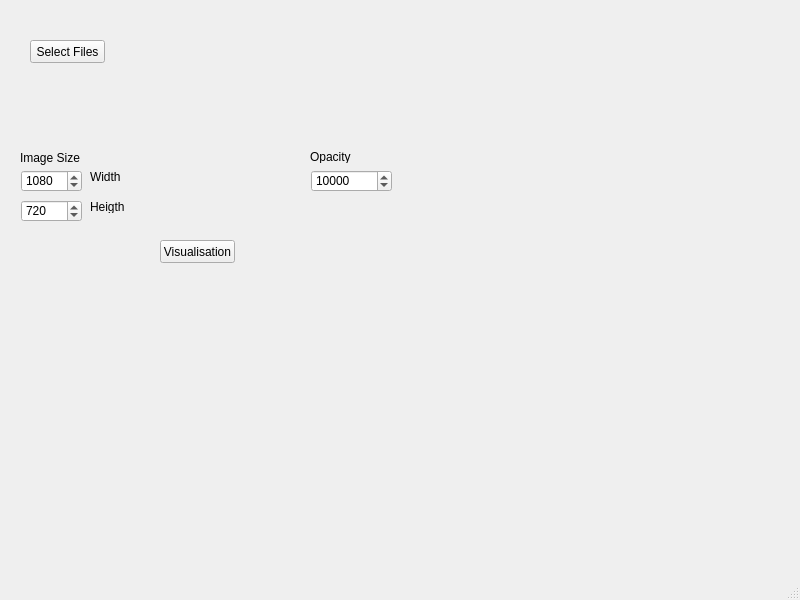
Old version of the form user_interface.ui in the repository Olam1/ProjetMulti.
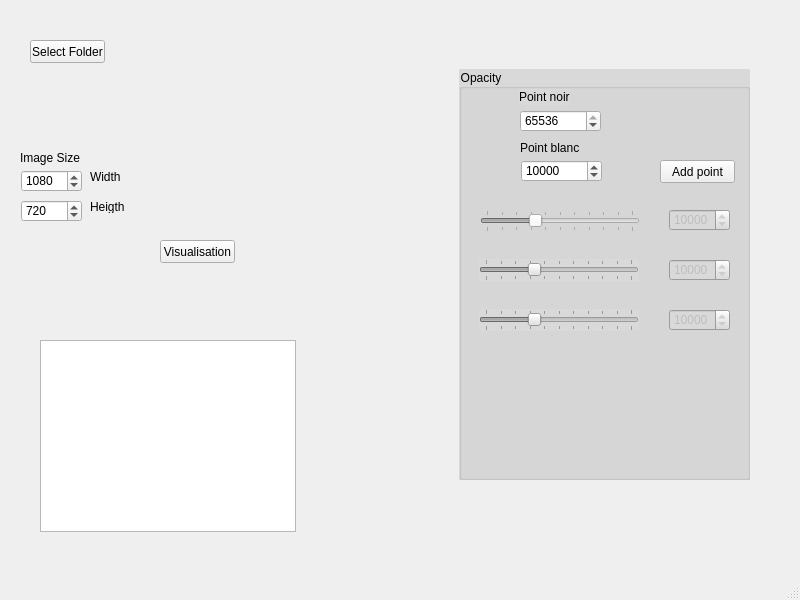
New version of the form.

Commit message:
Add Point function
L'utilisteur peut sélectionné des points d'opacités différentes

What changed in the file:
```diff
--- a/user_interface.ui
+++ b/user_interface.ui
@@ -145,11 +145,11 @@
      <string/>
     </property>
    </widget>
-   <widget class="QSpinBox" name="spinBox_opacity">
+   <widget class="QSpinBox" name="spinBox_white_point">
     <property name="geometry">
      <rect>
-      <x>311</x>
-      <y>170</y>
+      <x>521</x>
+      <y>160</y>
       <width>81</width>
       <height>22</height>
      </rect>
@@ -167,14 +167,14 @@
    <widget class="QLabel" name="label_4">
     <property name="geometry">
      <rect>
-      <x>310</x>
-      <y>150</y>
-      <width>47</width>
-      <height>13</height>
+      <x>520</x>
+      <y>140</y>
+      <width>61</width>
+      <height>16</height>
      </rect>
     </property>
     <property name="text">
-     <string>Opacity</string>
+     <string>Point blanc</string>
     </property>
    </widget>
    <widget class="QPushButton" name="select_file">
@@ -187,7 +187,7 @@
      </rect>
     </property>
     <property name="text">
-     <string>Select Files</string>
+     <string>Select Folder</string>
     </property>
    </widget>
    <widget class="QLabel" name="warning_text_select_file">
@@ -210,6 +210,240 @@
      <string/>
     </property>
    </widget>
+   <widget class="QGraphicsView" name="graphicsView">
+    <property name="geometry">
+     <rect>
+      <x>40</x>
+      <y>340</y>
+      <width>256</width>
+      <height>192</height>
+     </rect>
+    </property>
+   </widget>
+   <widget class="QPushButton" name="add_point">
+    <property name="geometry">
+     <rect>
+      <x>660</x>
+      <y>160</y>
+      <width>75</width>
+      <height>23</height>
+     </rect>
+    </property>
+    <property name="text">
+     <string>Add point</string>
+    </property>
+   </widget>
+   <widget class="QSlider" name="point1Slider">
+    <property name="enabled">
+     <bool>false</bool>
+    </property>
+    <property name="geometry">
+     <rect>
+      <x>480</x>
+      <y>210</y>
+      <width>160</width>
+      <height>22</height>
+     </rect>
+    </property>
+    <property name="maximum">
+     <number>100</number>
+    </property>
+    <property name="sliderPosition">
+     <number>33</number>
+    </property>
+    <property name="orientation">
+     <enum>Qt::Horizontal</enum>
+    </property>
+    <property name="tickPosition">
+     <enum>QSlider::TicksBothSides</enum>
+    </property>
+   </widget>
+   <widget class="QSpinBox" name="spinBox_black_point">
+    <property name="geometry">
+     <rect>
+      <x>520</x>
+      <y>110</y>
+      <width>81</width>
+      <height>22</height>
+     </rect>
+    </property>
+    <property name="maximum">
+     <number>65536</number>
+    </property>
+    <property name="singleStep">
+     <number>1000</number>
+    </property>
+    <property name="value">
+     <number>65536</number>
+    </property>
+   </widget>
+   <widget class="QGroupBox" name="groupBox">
+    <property name="geometry">
+     <rect>
+      <x>459</x>
+      <y>69</y>
+      <width>291</width>
+      <height>411</height>
+     </rect>
+    </property>
+    <property name="styleSheet">
+     <string notr="true">background-color: rgb(217, 217, 217);</string>
+    </property>
+    <property name="title">
+     <string>Opacity</string>
+    </property>
+    <property name="flat">
+     <bool>true</bool>
+    </property>
+    <property name="checkable">
+     <bool>false</bool>
+    </property>
+    <widget class="QLabel" name="label_5">
+     <property name="geometry">
+      <rect>
+       <x>60</x>
+       <y>20</y>
+       <width>51</width>
+       <height>16</height>
+      </rect>
+     </property>
+     <property name="text">
+      <string>Point noir</string>
+     </property>
+    </widget>
+    <widget class="QSpinBox" name="point1spinBox">
+     <property name="enabled">
+      <bool>false</bool>
+     </property>
+     <property name="geometry">
+      <rect>
+       <x>210</x>
+       <y>140</y>
+       <width>61</width>
+       <height>22</height>
+      </rect>
+     </property>
+     <property name="maximum">
+      <number>65536</number>
+     </property>
+     <property name="singleStep">
+      <number>1000</number>
+     </property>
+     <property name="value">
+      <number>10000</number>
+     </property>
+    </widget>
+    <widget class="QSlider" name="point2Slider">
+     <property name="enabled">
+      <bool>false</bool>
+     </property>
+     <property name="geometry">
+      <rect>
+       <x>20</x>
+       <y>190</y>
+       <width>160</width>
+       <height>22</height>
+      </rect>
+     </property>
+     <property name="maximum">
+      <number>100</number>
+     </property>
+     <property name="sliderPosition">
+      <number>33</number>
+     </property>
+     <property name="orientation">
+      <enum>Qt::Horizontal</enum>
+     </property>
+     <property name="tickPosition">
+      <enum>QSlider::TicksBothSides</enum>
+     </property>
+    </widget>
+    <widget class="QSlider" name="point3Slider">
+     <property name="enabled">
+      <bool>false</bool>
+     </property>
+     <property name="geometry">
+      <rect>
+       <x>20</x>
+       <y>240</y>
+       <width>160</width>
+       <height>22</height>
+      </rect>
+     </property>
+     <property name="maximum">
+      <number>100</number>
+     </property>
+     <property name="sliderPosition">
+      <number>33</number>
+     </property>
+     <property name="orientation">
+      <enum>Qt::Horizontal</enum>
+     </property>
+     <property name="tickPosition">
+      <enum>QSlider::TicksBothSides</enum>
+     </property>
+    </widget>
+    <widget class="QSpinBox" name="point3spinBox">
+     <property name="enabled">
+      <bool>false</bool>
+     </property>
+     <property name="geometry">
+      <rect>
+       <x>210</x>
+       <y>240</y>
+       <width>61</width>
+       <height>22</height>
+      </rect>
+     </property>
+     <property name="maximum">
+      <number>65536</number>
+     </property>
+     <property name="singleStep">
+      <number>1000</number>
+     </property>
+     <property name="value">
+      <number>10000</number>
+     </property>
+    </widget>
+    <widget class="QSpinBox" name="point2spinBox">
+     <property name="enabled">
+      <bool>false</bool>
+     </property>
+     <property name="geometry">
+      <rect>
+       <x>210</x>
+       <y>190</y>
+       <width>61</width>
+       <height>22</height>
+      </rect>
+     </property>
+     <property name="maximum">
+      <number>65536</number>
+     </property>
+     <property name="singleStep">
+      <number>1000</number>
+     </property>
+     <property name="value">
+      <number>10000</number>
+     </property>
+    </widget>
+   </widget>
+   <zorder>groupBox</zorder>
+   <zorder>spinBox_width</zorder>
+   <zorder>spinBox_height</zorder>
+   <zorder>launch</zorder>
+   <zorder>label</zorder>
+   <zorder>label_2</zorder>
+   <zorder>label_3</zorder>
+   <zorder>warning_text_launch</zorder>
+   <zorder>spinBox_white_point</zorder>
+   <zorder>label_4</zorder>
+   <zorder>select_file</zorder>
+   <zorder>warning_text_select_file</zorder>
+   <zorder>graphicsView</zorder>
+   <zorder>add_point</zorder>
+   <zorder>point1Slider</zorder>
+   <zorder>spinBox_black_point</zorder>
   </widget>
   <widget class="QStatusBar" name="statusbar"/>
  </widget>
```
The commit also changes 2 other files.
